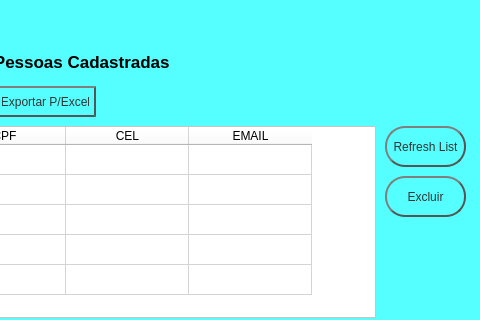
The window that cadastro.ui (JoanesAraujo/Exercicio-Python-CRUD-SQLServer-Pyqt5-QtDesign-Export-to-Excel) describes before a commit, drawn with Qt 5; both pictures show x 345 to 825 and y 264 to 584 of the 825 by 584 pixel window.
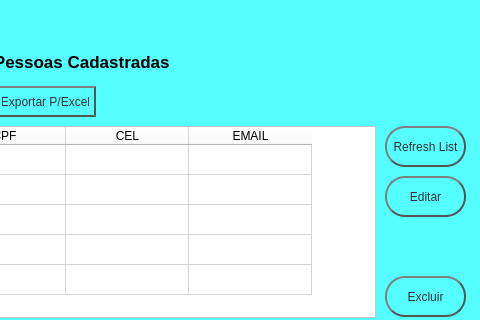
The same window after the commit.

Commit message: FORM em Python - Cadastrar Pessoas no banco SQLServer

Diff of the .ui file:
```diff
--- a/cadastro.ui
+++ b/cadastro.ui
@@ -379,7 +379,7 @@
     <property name="geometry">
      <rect>
       <x>730</x>
-      <y>440</y>
+      <y>540</y>
       <width>81</width>
       <height>41</height>
      </rect>
@@ -416,6 +416,47 @@
      <string>Excluir</string>
     </property>
    </widget>
+   <widget class="QPushButton" name="pushButton_5">
+    <property name="geometry">
+     <rect>
+      <x>730</x>
+      <y>440</y>
+      <width>81</width>
+      <height>41</height>
+     </rect>
+    </property>
+    <property name="styleSheet">
+     <string notr="true">QPushButton {
+    color: #333;
+    border: 2px solid #555;
+    border-radius: 20px;
+    border-style: outset;
+   	background: qradialgradient(
+        cx: 0.3, cy: -0.4, fx: 0.3, fy: -0.4,
+        radius: 1.35, stop: 0 #fff, stop: 1 #ffff00
+        );
+    padding: 5px;
+    }
+
+QPushButton:hover {
+    background: qradialgradient(
+        cx: 0.3, cy: -0.4, fx: 0.3, fy: -0.4,
+        radius: 1.35, stop: 0 #ffff00, stop: 1 #bbb
+        );
+    }
+
+QPushButton:pressed {
+    border-style: inset;
+    background: qradialgradient(
+        cx: 0.4, cy: -0.1, fx: 0.4, fy: -0.1,
+        radius: 1.35, stop: 0 #fff, stop: 1 #ddd
+        );
+    }</string>
+    </property>
+    <property name="text">
+     <string>Editar</string>
+    </property>
+   </widget>
   </widget>
  </widget>
  <resources>
```
The commit also changes 5 other files.
